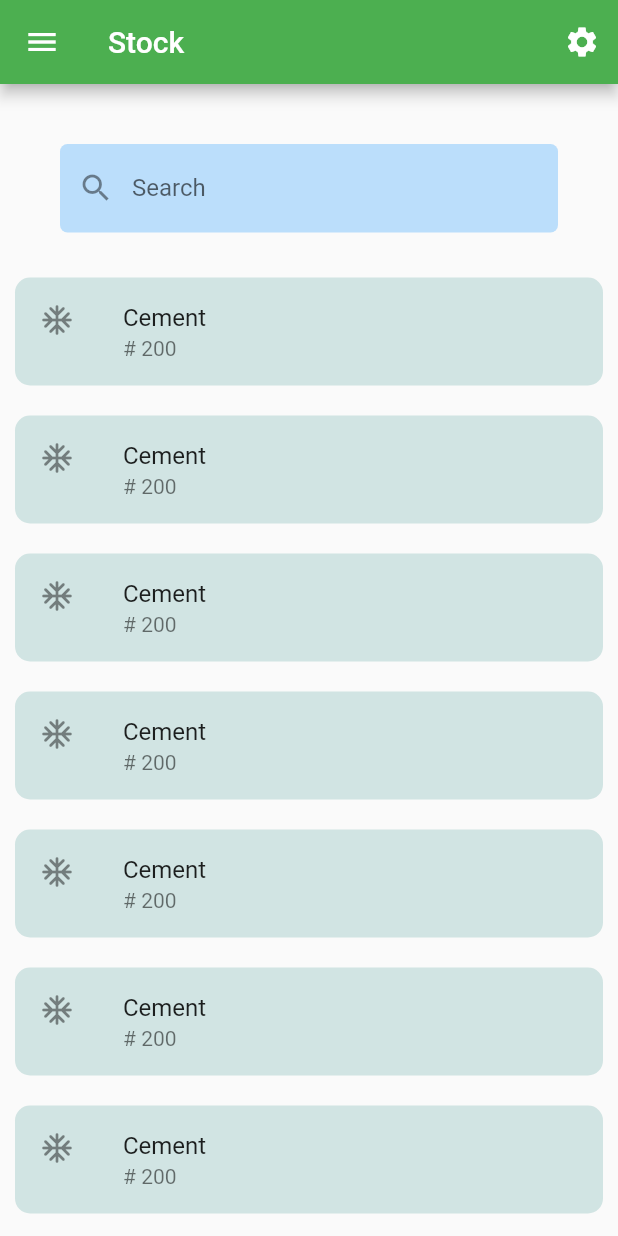
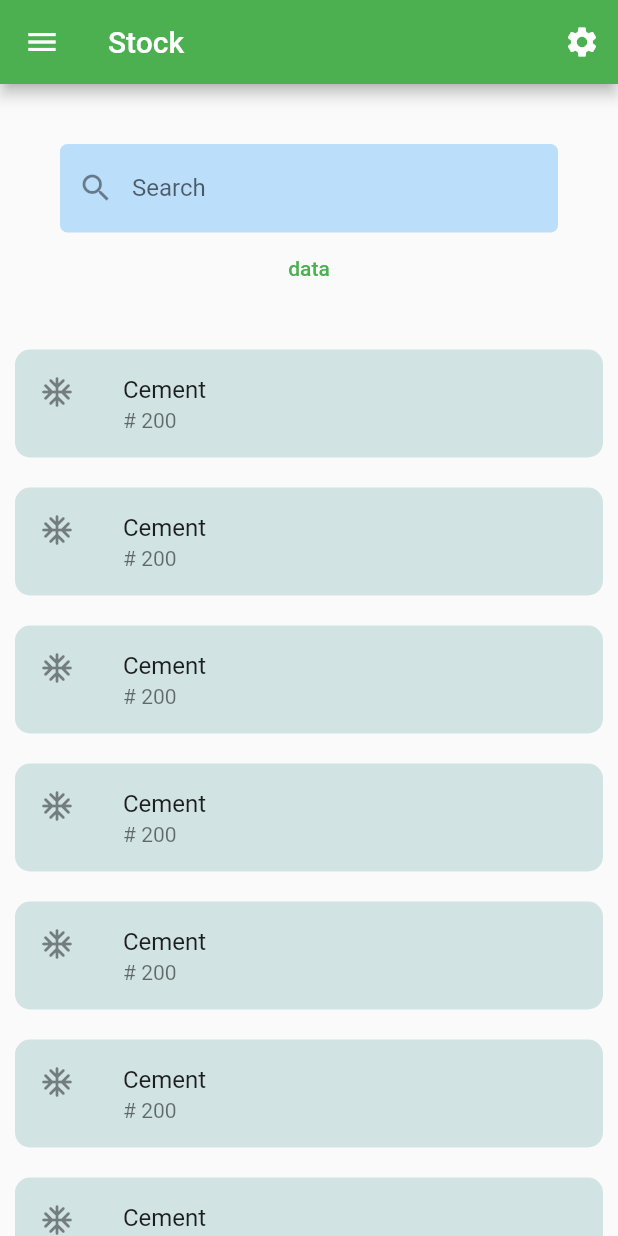
Before and after one commit to wilsonanyonga/bejoy_construction, a Flutter app: the Stock screen opened by its route, on a phone screen of 412 x 824 dp. Run offline on Flutter 3.47's test engine with Material 2 defaults, Android fonts, the phone set to English and light mode, and no system bars; our stand-ins replace cool_alert, go_router, timelines; missing offline and left inert: dart:ffi, flutter_launcher_icons.

Commit message:
Update stock.dart

```diff
--- a/lib/screens/stock.dart
+++ b/lib/screens/stock.dart
@@ -1,4 +1,5 @@
 import 'package:bejoy_construction/widgets/menu_widget.dart';
+import 'package:flutter/foundation.dart';
 import 'package:flutter/material.dart';
 import 'package:flutter_launcher_icons/xml_templates.dart';
 import 'package:go_router/go_router.dart';
@@ -57,6 +58,24 @@ class Stock extends StatelessWidget {
                 details: 'Home',
                 icon: Icons.home,
                 routeMe: '/'),
+            // ListTile(
+            //   leading: const Icon(Icons.home),
+            //   title: const Text(
+            //     'Home',
+            //     style: TextStyle(
+            //       fontSize: 20,
+            //       // fontWeight: FontWeight.bold,
+            //       color: Colors.black,
+            //     ),
+            //   ),
+            //   onTap: () => context.go('/')
+
+            //   // context.pop();
+            //   // context.pop();
+            //   // context.go('/');
+            //   // GoRouter(routes: []).pop();
+            //   ,
+            // ),
             NewMethodMenuWidget(
                 context: context,
                 details: 'Stock',
@@ -167,6 +186,8 @@ class Stock extends StatelessWidget {
                 ),
               ),
             ),
+            TextButton(
+                onPressed: () => context.pop(), child: const Text('data')),
             const SizedBox(height: 20),
             ListView(
               shrinkWrap: true,
```
